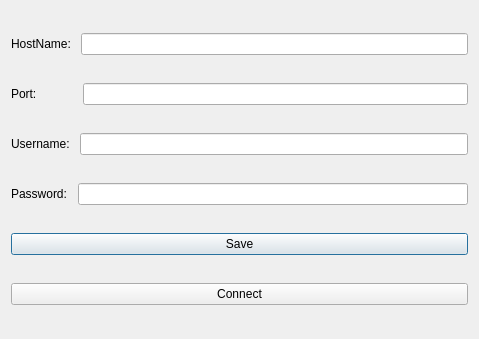
This is connectiondialog.ui in MrTrojan52/MERAGui as Qt 5 draws it before an edit. The edited form follows.
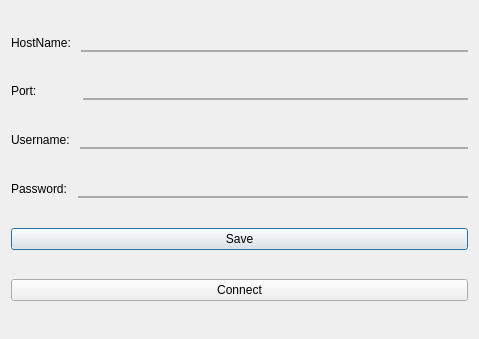
This is the edited form.

What changed in the file:
```diff
--- a/connectiondialog.ui
+++ b/connectiondialog.ui
@@ -31,6 +31,17 @@
   <property name="windowTitle">
    <string>Connection Properties</string>
   </property>
+  <property name="styleSheet">
+   <string notr="true">QLineEdit {
+	background-color: rgba(239,239,239,0);
+	border: 0px;
+	border-bottom: 2px solid #ABABAB;
+}
+
+QLineEdit:hover {
+	border-bottom: 2px solid #2fbbd2;
+}</string>
+  </property>
   <property name="sizeGripEnabled">
    <bool>false</bool>
   </property>
```
